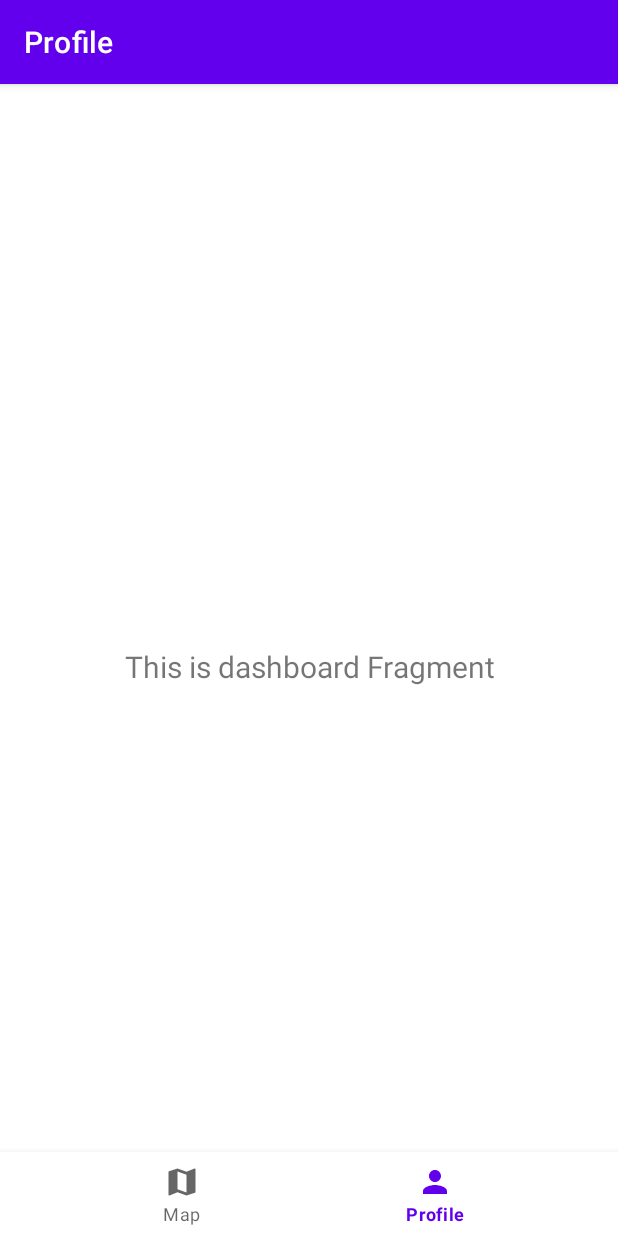
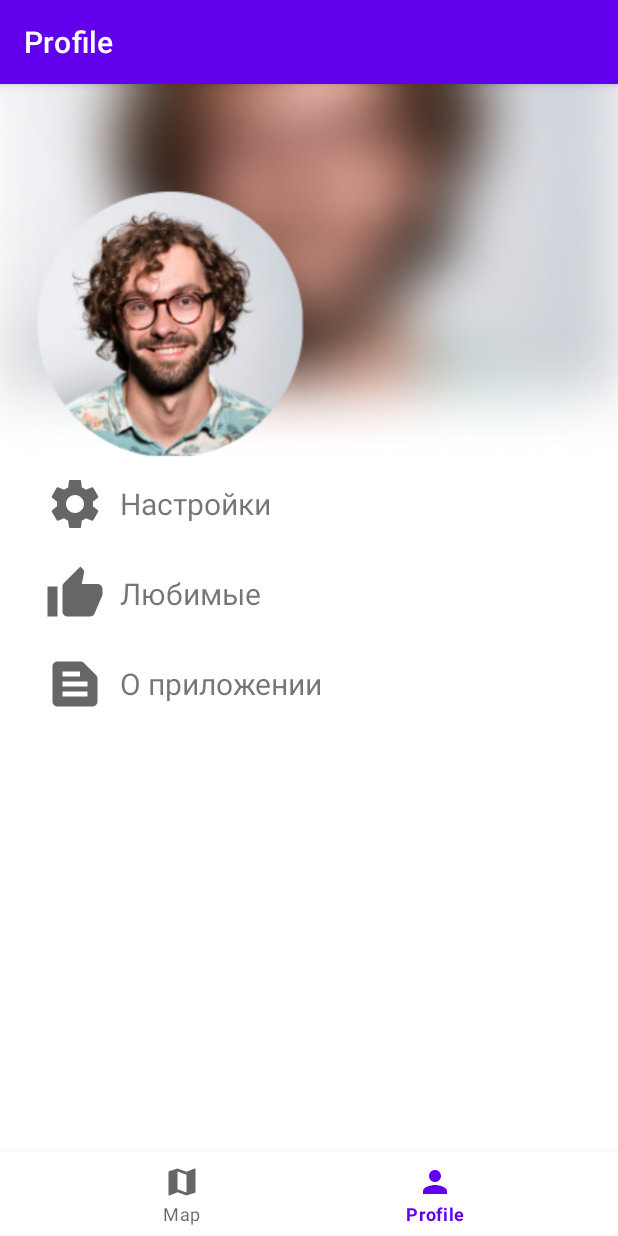
Before and after one commit to padjal/el-map, an Android app: the ProfileFragment screen opened through its navigation route, on a phone screen of 412 x 824 dp. Run offline under Robolectric (Android 15) with nearby library versions, the phone set to English and light mode, and no system bars; our stand-ins replace Firebase (no records; nobody signed in at launch, a user with empty details on screens opened directly), navigation-ui; libraries missing offline, so code that uses them is left out: com.firebase.ui.

Commit message:
Add profile ui
Added ui for the profile fragment of the application, which will contain information about the user and the app.

```diff
--- a/app/build.gradle
+++ b/app/build.gradle
@@ -58,4 +58,6 @@ dependencies {
     implementation 'com.google.firebase:firebase-database-ktx'
     implementation 'com.google.firebase:firebase-storage-ktx'
     implementation 'com.google.firebase:firebase-auth-ktx'
+    implementation 'com.firebaseui:firebase-ui-auth:7.2.0'
+    implementation 'com.google.android.gms:play-services-auth:20.2.0'
 }
--- a/app/src/main/java/com/webdojobg/elmap/MainActivity.kt
+++ b/app/src/main/java/com/webdojobg/elmap/MainActivity.kt
@@ -6,7 +6,11 @@ import androidx.navigation.findNavController
 import androidx.navigation.ui.AppBarConfiguration
 import androidx.navigation.ui.setupActionBarWithNavController
 import androidx.navigation.ui.setupWithNavController
+import com.firebase.ui.auth.AuthUI
+import com.firebase.ui.auth.FirebaseAuthUIActivityResultContract
+import com.firebase.ui.auth.data.model.FirebaseAuthUIAuthenticationResult
 import com.google.android.material.bottomnavigation.BottomNavigationView
+import com.google.firebase.auth.FirebaseAuth
 import com.webdojobg.elmap.databinding.ActivityMainBinding
 
 class MainActivity : AppCompatActivity() {
@@ -14,6 +18,7 @@ class MainActivity : AppCompatActivity() {
     private lateinit var binding: ActivityMainBinding
 
     override fun onCreate(savedInstanceState: Bundle?) {
+
         super.onCreate(savedInstanceState)
 
         // Inflate the main activity xml file
@@ -33,5 +38,6 @@ class MainActivity : AppCompatActivity() {
         )
         setupActionBarWithNavController(navController, appBarConfiguration)
         navView.setupWithNavController(navController)
+
     }
 }
--- a/app/src/main/java/com/webdojobg/elmap/data/datasources/StationsFirebaseDataSource.kt
+++ b/app/src/main/java/com/webdojobg/elmap/data/datasources/StationsFirebaseDataSource.kt
@@ -9,6 +9,7 @@ import kotlinx.coroutines.ExperimentalCoroutinesApi
 import kotlinx.coroutines.flow.Flow
 import kotlinx.coroutines.flow.callbackFlow
 
+@Deprecated("Class currently not used. Should be later implemented using Kotlin Flows.")
 class StationsFirebaseDataSource {
     val database = FirebaseFirestore.getInstance()
 
--- a/app/src/main/java/com/webdojobg/elmap/ui/profile/ProfileFragment.kt
+++ b/app/src/main/java/com/webdojobg/elmap/ui/profile/ProfileFragment.kt
@@ -28,10 +28,10 @@ class ProfileFragment : Fragment() {
         _binding = FragmentProfileBinding.inflate(inflater, container, false)
         val root: View = binding.root
 
-        val textView: TextView = binding.textDashboard
-        dashboardViewModel.text.observe(viewLifecycleOwner) {
-            textView.text = it
-        }
+//        val textView: TextView = binding.textDashboard
+//        dashboardViewModel.text.observe(viewLifecycleOwner) {
+//            textView.text = it
+//        }
         return root
     }
 
--- /dev/null
+++ b/app/src/main/res/drawable/ic_baseline_settings_24.xml
@@ -0,0 +1,10 @@
+<vector xmlns:android="http://schemas.android.com/apk/res/android"
+    android:width="24dp"
+    android:height="24dp"
+    android:viewportWidth="24"
+    android:viewportHeight="24"
+    android:tint="?attr/colorControlNormal">
+  <path
+      android:fillColor="@android:color/white"
+      android:pathData="M19.14,12.94c0.04,-0.3 0.06,-0.61 0.06,-0.94c0,-0.32 -0.02,-0.64 -0.07,-0.94l2.03,-1.58c0.18,-0.14 0.23,-0.41 0.12,-0.61l-1.92,-3.32c-0.12,-0.22 -0.37,-0.29 -0.59,-0.22l-2.39,0.96c-0.5,-0.38 -1.03,-0.7 -1.62,-0.94L14.4,2.81c-0.04,-0.24 -0.24,-0.41 -0.48,-0.41h-3.84c-0.24,0 -0.43,0.17 -0.47,0.41L9.25,5.35C8.66,5.59 8.12,5.92 7.63,6.29L5.24,5.33c-0.22,-0.08 -0.47,0 -0.59,0.22L2.74,8.87C2.62,9.08 2.66,9.34 2.86,9.48l2.03,1.58C4.84,11.36 4.8,11.69 4.8,12s0.02,0.64 0.07,0.94l-2.03,1.58c-0.18,0.14 -0.23,0.41 -0.12,0.61l1.92,3.32c0.12,0.22 0.37,0.29 0.59,0.22l2.39,-0.96c0.5,0.38 1.03,0.7 1.62,0.94l0.36,2.54c0.05,0.24 0.24,0.41 0.48,0.41h3.84c0.24,0 0.44,-0.17 0.47,-0.41l0.36,-2.54c0.59,-0.24 1.13,-0.56 1.62,-0.94l2.39,0.96c0.22,0.08 0.47,0 0.59,-0.22l1.92,-3.32c0.12,-0.22 0.07,-0.47 -0.12,-0.61L19.14,12.94zM12,15.6c-1.98,0 -3.6,-1.62 -3.6,-3.6s1.62,-3.6 3.6,-3.6s3.6,1.62 3.6,3.6S13.98,15.6 12,15.6z"/>
+</vector>
--- /dev/null
+++ b/app/src/main/res/drawable/ic_baseline_text_snippet_24.xml
@@ -0,0 +1,10 @@
+<vector xmlns:android="http://schemas.android.com/apk/res/android"
+    android:width="24dp"
+    android:height="24dp"
+    android:viewportWidth="24"
+    android:viewportHeight="24"
+    android:tint="?attr/colorControlNormal">
+  <path
+      android:fillColor="@android:color/white"
+      android:pathData="M20.41,8.41l-4.83,-4.83C15.21,3.21 14.7,3 14.17,3H5C3.9,3 3,3.9 3,5v14c0,1.1 0.9,2 2,2h14c1.1,0 2,-0.9 2,-2V9.83C21,9.3 20.79,8.79 20.41,8.41zM7,7h7v2H7V7zM17,17H7v-2h10V17zM17,13H7v-2h10V13z"/>
+</vector>
--- /dev/null
+++ b/app/src/main/res/drawable/ic_baseline_thumb_up_24.xml
@@ -0,0 +1,10 @@
+<vector xmlns:android="http://schemas.android.com/apk/res/android"
+    android:width="24dp"
+    android:height="24dp"
+    android:viewportWidth="24"
+    android:viewportHeight="24"
+    android:tint="?attr/colorControlNormal">
+  <path
+      android:fillColor="@android:color/white"
+      android:pathData="M1,21h4L5,9L1,9v12zM23,10c0,-1.1 -0.9,-2 -2,-2h-6.31l0.95,-4.57 0.03,-0.32c0,-0.41 -0.17,-0.79 -0.44,-1.06L14.17,1 7.59,7.59C7.22,7.95 7,8.45 7,9v10c0,1.1 0.9,2 2,2h9c0.83,0 1.54,-0.5 1.84,-1.22l3.02,-7.05c0.09,-0.23 0.14,-0.47 0.14,-0.73v-2z"/>
+</vector>
--- a/app/src/main/res/layout/fragment_profile.xml
+++ b/app/src/main/res/layout/fragment_profile.xml
@@ -6,17 +6,100 @@
     android:layout_height="match_parent"
     tools:context=".ui.profile.ProfileFragment">
 
-    <TextView
-        android:id="@+id/text_dashboard"
+
+    <FrameLayout
         android:layout_width="match_parent"
-        android:layout_height="wrap_content"
-        android:layout_marginStart="8dp"
-        android:layout_marginTop="8dp"
-        android:layout_marginEnd="8dp"
-        android:textAlignment="center"
-        android:textSize="20sp"
-        app:layout_constraintBottom_toBottomOf="parent"
-        app:layout_constraintEnd_toEndOf="parent"
-        app:layout_constraintStart_toStartOf="parent"
-        app:layout_constraintTop_toTopOf="parent" />
+        android:layout_height="match_parent">
+
+        <ImageView
+            android:layout_width="match_parent"
+            android:layout_height="match_parent"
+            android:src="@drawable/profile"
+            android:scaleType="centerCrop"/>
+
+        <LinearLayout
+            android:layout_width="match_parent"
+            android:layout_height="match_parent"
+            android:paddingTop="250dp"
+            android:orientation="vertical"
+            android:paddingLeft="20dp"
+            android:paddingRight="10dp">
+
+            <LinearLayout
+                android:layout_width="match_parent"
+                android:layout_height="wrap_content"
+                android:clickable="true"
+                android:gravity="left"
+                android:orientation="horizontal"
+                android:padding="10dp"
+                android:focusable="true">
+
+                <ImageView
+                    android:layout_width="wrap_content"
+                    android:layout_height="wrap_content"
+                    android:minWidth="40dp"
+                    android:minHeight="40dp"
+                    android:src="@drawable/ic_baseline_settings_24" />
+
+                <TextView
+                    android:layout_width="wrap_content"
+                    android:layout_height="wrap_content"
+                    android:paddingLeft="10dp"
+                    android:layout_gravity="center"
+                    android:text="@string/profile_settings"
+                    android:textSize="20sp" />
+            </LinearLayout>
+
+            <LinearLayout
+                android:layout_width="match_parent"
+                android:layout_height="wrap_content"
+                android:clickable="true"
+                android:gravity="left"
+                android:orientation="horizontal"
+                android:padding="10dp"
+                android:focusable="true">
+
+                <ImageView
+                    android:layout_width="wrap_content"
+                    android:layout_height="wrap_content"
+                    android:minWidth="40dp"
+                    android:minHeight="40dp"
+                    android:src="@drawable/ic_baseline_thumb_up_24" />
+
+                <TextView
+                    android:layout_width="wrap_content"
+                    android:layout_height="wrap_content"
+                    android:paddingLeft="10dp"
+                    android:layout_gravity="center"
+                    android:text="@string/profile_favourites"
+                    android:textSize="20sp" />
+            </LinearLayout>
+
+            <LinearLayout
+                android:layout_width="match_parent"
+                android:layout_height="wrap_content"
+                android:clickable="true"
+                android:gravity="left"
+                android:orientation="horizontal"
+                android:padding="10dp">
+
+                <ImageView
+                    android:layout_width="wrap_content"
+                    android:layout_height="wrap_content"
+                    android:minWidth="40dp"
+                    android:minHeight="40dp"
+                    android:src="@drawable/ic_baseline_text_snippet_24" />
+
+                <TextView
+                    android:layout_width="wrap_content"
+                    android:layout_height="wrap_content"
+                    android:layout_gravity="center"
+                    android:paddingLeft="10dp"
+                    android:text="@string/profile_about"
+                    android:textSize="20sp" />
+            </LinearLayout>
+        </LinearLayout>
+    </FrameLayout>
+
+
 </androidx.constraintlayout.widget.ConstraintLayout>
--- a/app/src/main/res/values/strings.xml
+++ b/app/src/main/res/values/strings.xml
@@ -2,4 +2,7 @@
     <string name="app_name">ElMap</string>
     <string name="title_map">Map</string>
     <string name="title_profile">Profile</string>
+    <string name="profile_settings">Настройки</string>
+    <string name="profile_favourites">Любимые</string>
+    <string name="profile_about">О приложении</string>
 </resources>
--- a/build.gradle
+++ b/build.gradle
@@ -1,4 +1,11 @@
 // Top-level build file where you can add configuration options common to all sub-projects/modules.
+buildscript {
+    dependencies {
+        classpath 'com.google.gms:google-services:4.3.10'
+
+    }
+}
+
 plugins {
     id 'com.android.application' version '7.1.3' apply false
     id 'com.android.library' version '7.1.3' apply false
```
Also changed, not shown: app/src/main/res/drawable/profile.png (added).
